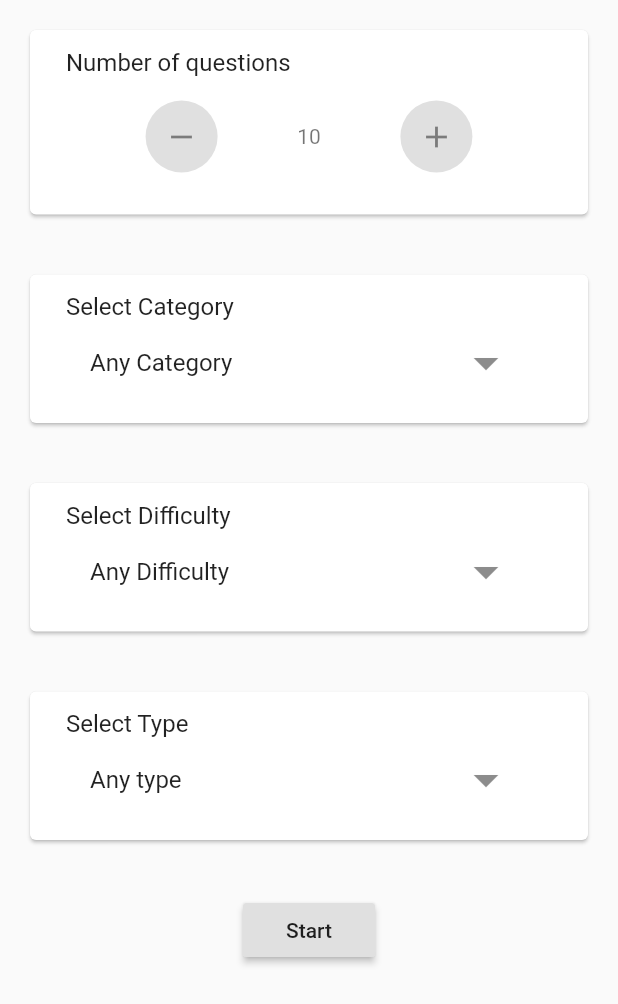
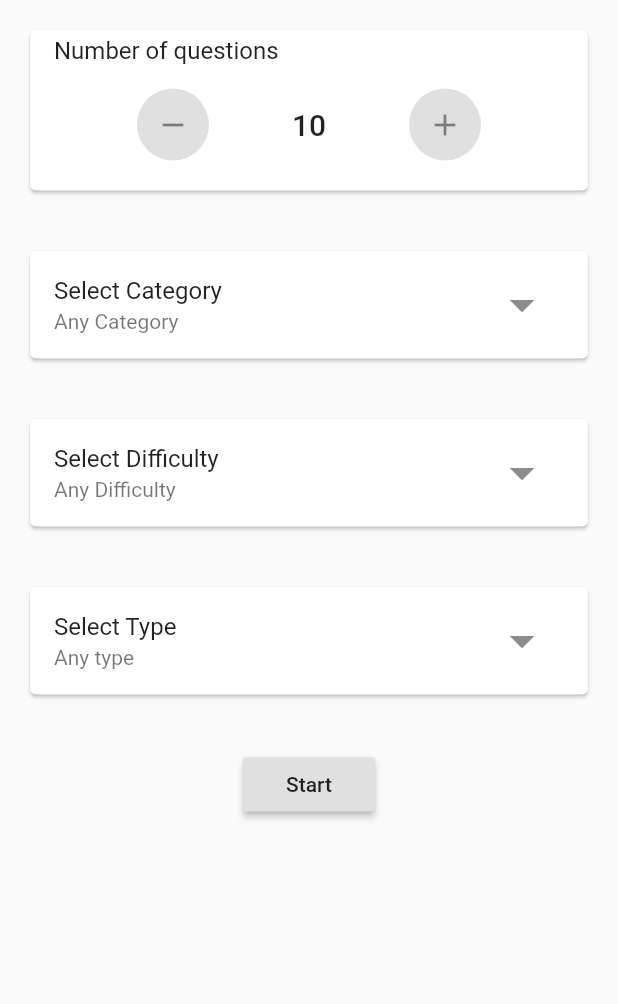
Before and after one commit to RitamChakraborty/quiz, a Flutter app: the screen it shows after launch, on a phone screen of 412 x 824 dp. Shown: the top 1004 px of the screen. Run offline on Flutter 3.47's test engine with Material 2 defaults, Android fonts, the light colour scheme and no system bars; our stand-ins replace html_unescape.

Commit message:
Tried something didn't work out

```diff
--- a/lib/pages/home_page.dart
+++ b/lib/pages/home_page.dart
@@ -146,18 +146,29 @@ class _HomePageState extends State<HomePage> {
 
   @override
   Widget build(BuildContext context) {
-    Widget card({@required String title, @required Widget child}) => Container(
+    Widget card(
+            {@required String title,
+            String subtitle,
+            Widget menu,
+            Widget child}) =>
+        Container(
           margin: EdgeInsets.all(16),
           child: Card(
-            child: Padding(
-              padding: const EdgeInsets.all(8.0),
-              child: ListTile(
-                title: Text(title),
-                subtitle: child,
-              ),
+            child: ListTile(
+              title: Text(title),
+              subtitle: child != null ? child : Text(subtitle),
+              trailing: menu,
             ),
           ),
         );
+
+    final icon = Container(
+      padding: EdgeInsets.all(8),
+      child: Icon(
+        Icons.arrow_drop_down,
+        size: 40,
+      ),
+    );
 
     Widget buttonContainer({Widget child}) => Container(
           margin: EdgeInsets.all(16),
@@ -226,14 +237,9 @@ class _HomePageState extends State<HomePage> {
     );
 
     final questionNumber = Container(
-      child: Text("$numberOfQuestions"),
-    );
-
-    final icon = Container(
-      padding: EdgeInsets.all(8),
-      child: Icon(
-        Icons.arrow_drop_down,
-        size: 40,
+      child: Text(
+        "$numberOfQuestions",
+        style: Theme.of(context).textTheme.title,
       ),
     );
 
@@ -398,20 +404,11 @@ class _HomePageState extends State<HomePage> {
       },
     );
 
-    Widget selector({@required String title, @required Widget child}) =>
-        Container(
-          child: ListTile(
-            title: Text(title),
-            trailing: child,
-          ),
-        );
-
     return Material(
       child: Scaffold(
         body: SafeArea(
           child: SingleChildScrollView(
             child: Column(
-              mainAxisAlignment: MainAxisAlignment.spaceEvenly,
               children: <Widget>[
                 card(
                   title: "Number of questions",
@@ -422,16 +419,16 @@ class _HomePageState extends State<HomePage> {
                 ),
                 card(
                     title: "Select Category",
-                    child: selector(
-                        title: getCategory(category), child: categoryMenu)),
+                    menu: categoryMenu,
+                    subtitle: getCategory(category)),
                 card(
                     title: "Select Difficulty",
-                    child: selector(
-                        title: getDifficulty(difficulty),
-                        child: difficultyMenu)),
+                    menu: difficultyMenu,
+                    subtitle: getDifficulty(difficulty)),
                 card(
                     title: "Select Type",
-                    child: selector(title: getType(type), child: typeMenu)),
+                    menu: typeMenu,
+                    subtitle: getType(type)),
                 Container(
                   padding: EdgeInsets.all(16),
                   child: MaterialButton(
--- a/lib/pages/result_page.dart
+++ b/lib/pages/result_page.dart
@@ -30,7 +30,7 @@ class _ResultPageState extends State<ResultPage>
           milliseconds: 1000,
         ));
     animation =
-        CurvedAnimation(parent: animationController, curve: Curves.bounceInOut);
+        CurvedAnimation(parent: animationController, curve: Curves.easeInOut);
     animation.addListener(() => setState(() {}));
     animationController.forward();
   }
--- a/lib/widgets/overlay_widget.dart
+++ b/lib/widgets/overlay_widget.dart
@@ -72,6 +72,5 @@ class _OverlayWidgetState extends State<OverlayWidget>
             ]),
       ),
     );
-    ;
   }
 }
```
